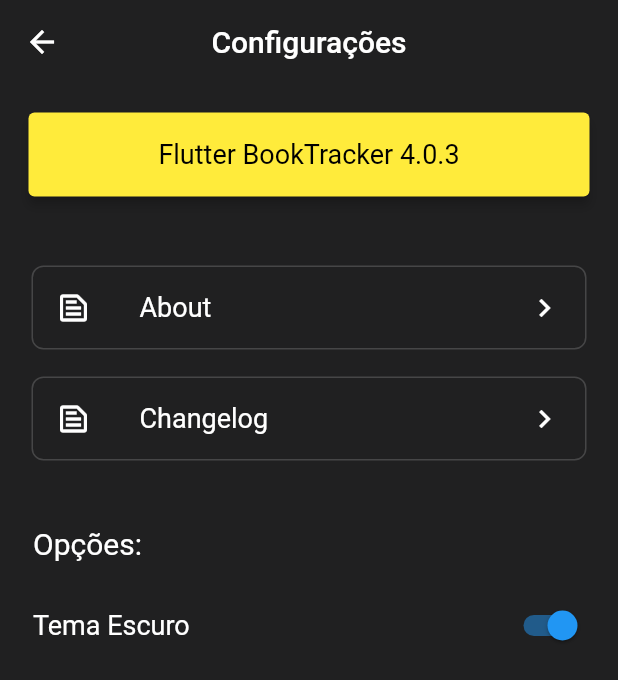
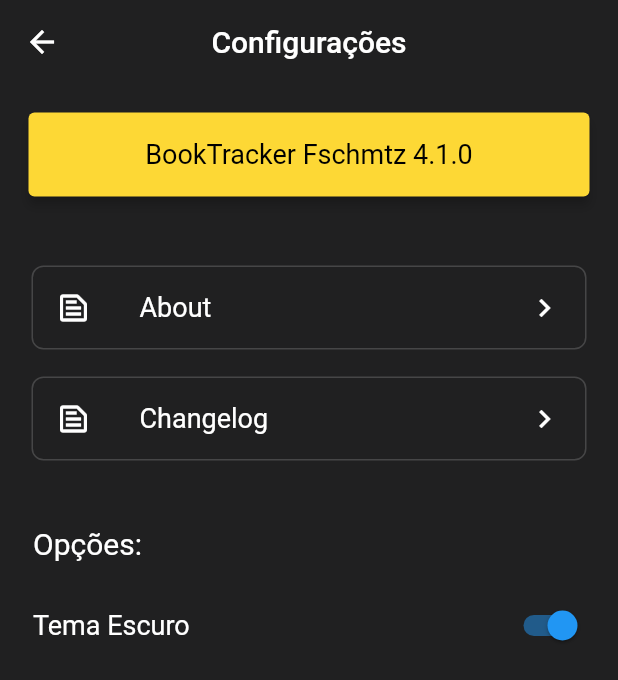
Before and after one commit to Fschmatz/booktrackerv2, a Flutter app: the Configs screen opened directly, on a phone screen of 412 x 824 dp. Shown: the top 680 px of the screen. Run offline on Flutter 3.47's test engine with Material 2 defaults, Android fonts, the phone set to English and light mode, and no system bars; our stand-ins replace flutter_native_image, image_picker, shared_preferences, sqflite; missing offline and left inert: a package; accounts and stored records are empty.

Commit message:
Update 4.1.0

```diff
--- a/lib/pages/configs.dart
+++ b/lib/pages/configs.dart
@@ -37,17 +37,15 @@ class _ConfigsState extends State<Configs> {
               Card(
                 elevation: 3.0,
                 margin: const EdgeInsets.all(2.0),
-                color: Colors.yellow,
+                color: Colors.yellow[600],
                 child: ListTile(
                   title: Text(
-                    "Flutter " +
                         versaoNomeChangelog.nomeApp +
-                        " " +
+                        " Fschmtz " +
                         versaoNomeChangelog.versaoApp,
                     textAlign: TextAlign.center,
                     style: TextStyle(fontSize: 18, color: Colors.black),
                   ),
-
                 ),
               ),
               const SizedBox(
--- a/lib/ui/cardLivro.dart
+++ b/lib/ui/cardLivro.dart
@@ -50,7 +50,7 @@ class _CardLivroState extends State<CardLivro> {
               child: Wrap(
                 children: <Widget>[
                   Card(
-                    margin: EdgeInsets.fromLTRB(50, 15, 50, 20),
+                    margin: EdgeInsets.fromLTRB(50, 15, 50, 25),
                     shape: RoundedRectangleBorder(
                       side: BorderSide(
                           color: Theme.of(context).accentColor,
@@ -58,11 +58,12 @@ class _CardLivroState extends State<CardLivro> {
                       borderRadius: BorderRadius.circular(10.0),
                     ),
                     child: ListTile(
+                      contentPadding: EdgeInsets.fromLTRB(5, 10, 5, 10),
                       title: Text(
                         widget.livro.nome,
                         textAlign: TextAlign.center,
                         style: TextStyle(
-                            fontSize: 18, fontWeight: FontWeight.w500),
+                            fontSize: 17.5, fontWeight: FontWeight.w500),
                       ),
                     ),
                   ),
--- a/lib/util/versaoNomeChangelog.dart
+++ b/lib/util/versaoNomeChangelog.dart
@@ -1,7 +1,7 @@
 class versaoNomeChangelog{
 
   //se mudar o nome do App não esquecer de alterar, no manifesto
-  static String versaoApp = "4.0.3";
+  static String versaoApp = "4.1.0";
   static String nomeApp = "BookTracker";
 
   //1espaço acima, nenhum embaixo
@@ -9,8 +9,8 @@ class versaoNomeChangelog{
 
 Versão Atual:
 
-4.0.3
-- Correções
+4.1.0
+- FadeTransition
 ''';
 
   static String changelogsAntigos = '''
--- a/pubspec.yaml
+++ b/pubspec.yaml
@@ -15,7 +15,7 @@ publish_to: 'none' # Remove this line if you wish to publish to pub.dev
 # In iOS, build-name is used as CFBundleShortVersionString while build-number used as CFBundleVersion.
 # Read more about iOS versioning at
 # https://developer.apple.com/library/archive/documentation/General/Reference/InfoPlistKeyReference/Articles/CoreFoundationKeys.html
-version: 4.0.3
+version: 4.1.0
 
 environment:
   sdk: ">=2.7.0 <3.0.0"
```
Also changed, not shown: lib/pages/home.dart (+36 -43 lines), pubspec.lock.
